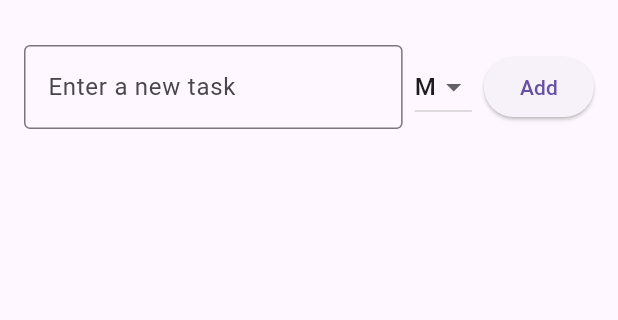
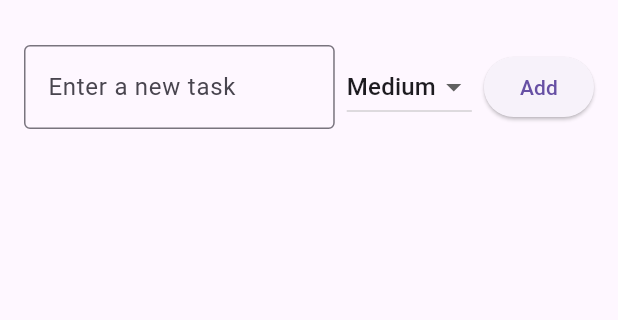
Before and after one commit to gsurjs/cw03_crud_app, a Flutter app: the screen it shows after launch, on a phone screen of 412 x 824 dp, the part 63-383 px from its top. Run offline on Flutter 3.47's test engine with Material 3 defaults, Android fonts, the light colour scheme and no system bars; our stand-ins replace shared_preferences.

Commit message:
adding full string for priority id

```diff
--- a/lib/main.dart
+++ b/lib/main.dart
@@ -200,7 +200,7 @@
           items: TaskPriority.values.map((priority) {
             return DropdownMenuItem<TaskPriority>(
               value: priority,
-              child: Text(priority.name[0].toUpperCase()),
+              child: Text(priority.name[0].toUpperCase() + priority.name.substring(1)),
             );
           }).toList(),
         ),
@@ -245,7 +245,7 @@
                     items: TaskPriority.values
                         .map((p) => DropdownMenuItem(
                               value: p,
-                              child: Text(p.name[0].toUpperCase()),
+                              child: Text(p.name[0].toUpperCase() + p.name.substring(1)),
                             ))
                         .toList()),
                 IconButton( // Delete button
```
